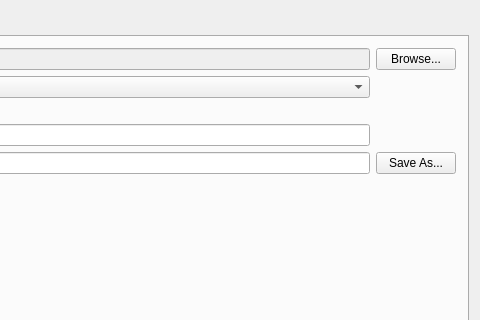
Above: src/plugins/gps_importer/qgsgpspluginguibase.ui from qgis/QGIS before the change; both pictures show x 737 to 1217 and y 0 to 320 of the 1217 by 504 pixel window. Below: the same form after it.
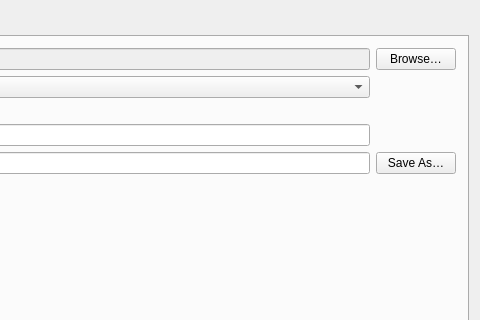
That is the form after the change. The open tabs and pages were chosen to show the change. Icons and pictures are not drawn. Custom widgets are drawn as their Qt base class.

Patch:
```diff
--- a/src/plugins/gps_importer/qgsgpspluginguibase.ui
+++ b/src/plugins/gps_importer/qgsgpspluginguibase.ui
@@ -148,7 +148,7 @@
        <item row="0" column="2">
         <widget class="QPushButton" name="pbnIMPInput">
          <property name="text">
-          <string>Browse...</string>
+          <string>Browse…</string>
          </property>
         </widget>
        </item>
@@ -201,7 +201,7 @@
        <item row="4" column="2">
         <widget class="QPushButton" name="pbnIMPOutput">
          <property name="text">
-          <string>Save As...</string>
+          <string>Save As…</string>
          </property>
         </widget>
        </item>
```
Left out of the diff: 8 changed lines with no effect on the pictures.
